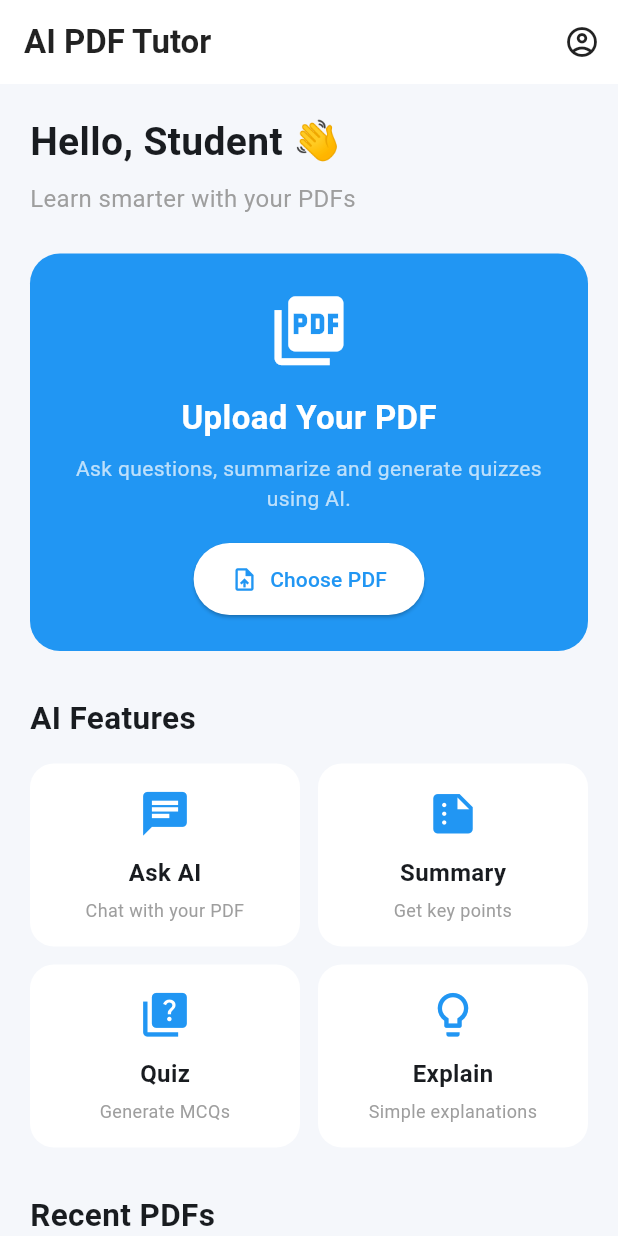
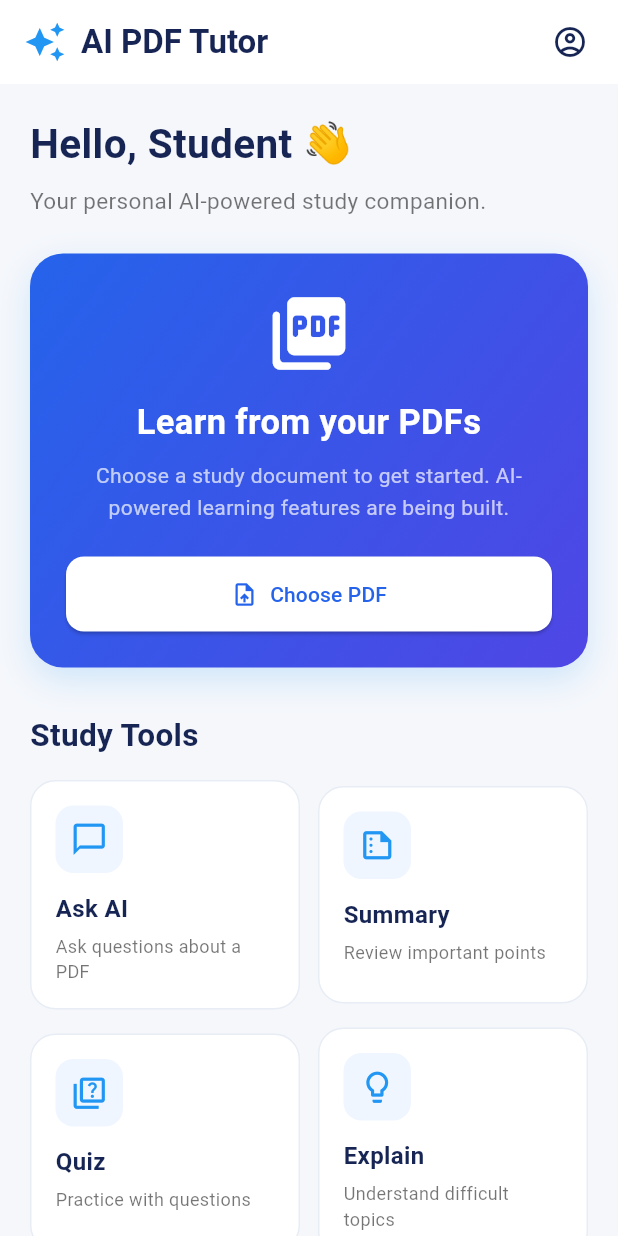
Before and after one commit to kalpanagoudbalagoni-rgb/ai-pdf-tutor, a Flutter app: the screen it shows after launch, after a tap on "Choose PDF", on a phone screen of 412 x 824 dp. Run offline on Flutter 3.47's test engine with Material 3 defaults, Android fonts, the phone set to English and light mode, and no system bars; our stand-ins replace file_picker.

Commit message:
Improve home screen and PDF selection

```diff
--- a/lib/screens/home_screen.dart
+++ b/lib/screens/home_screen.dart
@@ -1,3 +1,4 @@
+
 import 'package:flutter/material.dart';
 import '../services/pdf_service.dart';
 
@@ -12,20 +13,29 @@ class _HomeScreenState extends State<HomeScreen> {
   String? selectedPdf;
 
   Future<void> choosePdf() async {
+    try {
       final pdfName = await PdfService.pickPdf();
 
-    if (pdfName != null) {
+      if (!mounted || pdfName == null) return;
+
       setState(() {
         selectedPdf = pdfName;
       });
 
-      if (mounted) {
       ScaffoldMessenger.of(context).showSnackBar(
         SnackBar(
           content: Text('Selected: $pdfName'),
+          behavior: SnackBarBehavior.floating,
         ),
       );
-      }
+    } catch (error) {
+      if (!mounted) return;
+
+      ScaffoldMessenger.of(context).showSnackBar(
+        const SnackBar(
+          content: Text('Unable to select the PDF. Please try again.'),
+        ),
+      );
     }
   }
 
@@ -36,21 +46,35 @@ class _HomeScreenState extends State<HomeScreen> {
       appBar: AppBar(
         backgroundColor: Colors.white,
         elevation: 0,
-        title: const Text(
+        title: const Row(
+          children: [
+            Icon(Icons.auto_awesome, color: Colors.blue, size: 28),
+            SizedBox(width: 10),
+            Text(
               'AI PDF Tutor',
               style: TextStyle(
-            color: Colors.black87,
+                color: Color(0xFF172554),
                 fontWeight: FontWeight.bold,
               ),
             ),
+          ],
+        ),
         actions: [
           IconButton(
-            onPressed: () {},
+            tooltip: 'Profile',
+            onPressed: () {
+              ScaffoldMessenger.of(context).showSnackBar(
+                const SnackBar(
+                  content: Text('Profile feature coming soon.'),
+                ),
+              );
+            },
             icon: const Icon(
               Icons.account_circle_outlined,
-              color: Colors.black87,
+              color: Color(0xFF172554),
             ),
           ),
+          const SizedBox(width: 8),
         ],
       ),
       body: SingleChildScrollView(
@@ -61,85 +85,106 @@ class _HomeScreenState extends State<HomeScreen> {
             const Text(
               'Hello, Student 👋',
               style: TextStyle(
-                fontSize: 26,
+                fontSize: 27,
                 fontWeight: FontWeight.bold,
+                color: Color(0xFF172554),
               ),
             ),
-
             const SizedBox(height: 8),
-
             const Text(
-              'Learn smarter with your PDFs',
-              style: TextStyle(
-                fontSize: 16,
-                color: Colors.grey,
+              'Your personal AI-powered study companion.',
+              style: TextStyle(fontSize: 15, color: Colors.black54),
             ),
-            ),
-
             const SizedBox(height: 25),
 
             Container(
               width: double.infinity,
               padding: const EdgeInsets.all(24),
               decoration: BoxDecoration(
-                color: Colors.blue,
-                borderRadius: BorderRadius.circular(20),
+                gradient: const LinearGradient(
+                  colors: [Color(0xFF2563EB), Color(0xFF4F46E5)],
+                  begin: Alignment.topLeft,
+                  end: Alignment.bottomRight,
+                ),
+                borderRadius: BorderRadius.circular(22),
+                boxShadow: [
+                  BoxShadow(
+                    color: Colors.blue.withValues(alpha: 0.18),
+                    blurRadius: 18,
+                    offset: const Offset(0, 8),
+                  ),
+                ],
               ),
               child: Column(
                 children: [
                   const Icon(
-                    Icons.picture_as_pdf,
+                    Icons.picture_as_pdf_rounded,
                     color: Colors.white,
-                    size: 55,
+                    size: 58,
                   ),
-
-                  const SizedBox(height: 15),
-
+                  const SizedBox(height: 14),
                   const Text(
-                    'Upload Your PDF',
+                    'Learn from your PDFs',
+                    textAlign: TextAlign.center,
                     style: TextStyle(
                       color: Colors.white,
-                      fontSize: 22,
+                      fontSize: 23,
                       fontWeight: FontWeight.bold,
                     ),
                   ),
-
-                  const SizedBox(height: 8),
-
+                  const SizedBox(height: 9),
                   const Text(
-                    'Ask questions, summarize and generate quizzes using AI.',
+                    'Choose a study document to get started. '
+                    'AI-powered learning features are being built.',
                     textAlign: TextAlign.center,
                     style: TextStyle(
                       color: Colors.white70,
                       fontSize: 14,
+                      height: 1.5,
                     ),
                   ),
-
-                  const SizedBox(height: 20),
-
-                  ElevatedButton.icon(
+                  const SizedBox(height: 22),
+                  SizedBox(
+                    width: double.infinity,
+                    child: ElevatedButton.icon(
                       onPressed: choosePdf,
                       icon: const Icon(Icons.upload_file),
                       label: const Text('Choose PDF'),
                       style: ElevatedButton.styleFrom(
                         backgroundColor: Colors.white,
-                      foregroundColor: Colors.blue,
-                      padding: const EdgeInsets.symmetric(
-                        horizontal: 25,
-                        vertical: 14,
+                        foregroundColor: const Color(0xFF2563EB),
+                        padding: const EdgeInsets.symmetric(vertical: 15),
+                        shape: RoundedRectangleBorder(
+                          borderRadius: BorderRadius.circular(12),
                         ),
                       ),
                     ),
-
+                  ),
                   if (selectedPdf != null) ...[
-                    const SizedBox(height: 15),
-
-                    Text(
-                      'Selected PDF: $selectedPdf',
-                      textAlign: TextAlign.center,
+                    const SizedBox(height: 16),
+                    Container(
+                      padding: const EdgeInsets.all(12),
+                      decoration: BoxDecoration(
+                        color: Colors.white.withValues(alpha: 0.15),
+                        borderRadius: BorderRadius.circular(12),
+                      ),
+                      child: Row(
+                        children: [
+                          const Icon(
+                            Icons.check_circle,
+                            color: Colors.white,
+                          ),
+                          const SizedBox(width: 10),
+                          Expanded(
+                            child: Text(
+                              selectedPdf!,
                               style: const TextStyle(
                                 color: Colors.white,
-                        fontWeight: FontWeight.bold,
+                                fontWeight: FontWeight.w600,
+                              ),
+                            ),
+                          ),
+                        ],
                       ),
                     ),
                   ],
@@ -148,46 +193,43 @@ class _HomeScreenState extends State<HomeScreen> {
             ),
 
             const SizedBox(height: 30),
-
             const Text(
-              'AI Features',
+              'Study Tools',
               style: TextStyle(
                 fontSize: 21,
                 fontWeight: FontWeight.bold,
+                color: Color(0xFF172554),
               ),
             ),
-
             const SizedBox(height: 15),
 
             Row(
               children: [
                 Expanded(
                   child: featureCard(
-                    Icons.chat,
+                    Icons.chat_bubble_outline,
                     'Ask AI',
-                    'Chat with your PDF',
+                    'Ask questions about a PDF',
                   ),
                 ),
                 const SizedBox(width: 12),
                 Expanded(
                   child: featureCard(
-                    Icons.summarize,
+                    Icons.summarize_outlined,
                     'Summary',
-                    'Get key points',
+                    'Review important points',
                   ),
                 ),
               ],
             ),
-
             const SizedBox(height: 12),
-
             Row(
               children: [
                 Expanded(
                   child: featureCard(
-                    Icons.quiz,
+                    Icons.quiz_outlined,
                     'Quiz',
-                    'Generate MCQs',
+                    'Practice with questions',
                   ),
                 ),
                 const SizedBox(width: 12),
@@ -195,38 +237,61 @@ class _HomeScreenState extends State<HomeScreen> {
                   child: featureCard(
                     Icons.lightbulb_outline,
                     'Explain',
-                    'Simple explanations',
+                    'Understand difficult topics',
                   ),
                 ),
               ],
             ),
 
             const SizedBox(height: 30),
-
             const Text(
-              'Recent PDFs',
+              'Get Started',
               style: TextStyle(
                 fontSize: 21,
                 fontWeight: FontWeight.bold,
+                color: Color(0xFF172554),
               ),
             ),
-
-            const SizedBox(height: 15),
-
-            pdfCard(
-              'Data Structures',
-              'PDF • Recently opened',
+            const SizedBox(height: 12),
+            Container(
+              width: double.infinity,
+              padding: const EdgeInsets.all(18),
+              decoration: BoxDecoration(
+                color: Colors.white,
+                borderRadius: BorderRadius.circular(16),
               ),
-
-            pdfCard(
-              'Operating Systems',
-              'PDF • Yesterday',
+              child: const Row(
+                crossAxisAlignment: CrossAxisAlignment.start,
+                children: [
+                  Icon(Icons.menu_book_outlined, color: Colors.blue, size: 30),
+                  SizedBox(width: 14),
+                  Expanded(
+                    child: Column(
+                      crossAxisAlignment: CrossAxisAlignment.start,
+                      children: [
+                        Text(
+                          'Your study space is ready',
+                          style: TextStyle(
+                            fontSize: 16,
+                            fontWeight: FontWeight.bold,
                           ),
-
-            pdfCard(
-              'Computer Networks',
-              'PDF • 2 days ago',
                         ),
+                        SizedBox(height: 6),
+                        Text(
+                          'Select a PDF above. More tools will become '
+                          'available as we build the app.',
+                          style: TextStyle(
+                            color: Colors.black54,
+                            height: 1.4,
+                          ),
+                        ),
+                      ],
+                    ),
+                  ),
+                ],
+              ),
+            ),
+            const SizedBox(height: 20),
           ],
         ),
       ),
@@ -239,97 +304,44 @@ class _HomeScreenState extends State<HomeScreen> {
     String subtitle,
   ) {
     return Container(
+      constraints: const BoxConstraints(minHeight: 145),
       padding: const EdgeInsets.all(16),
       decoration: BoxDecoration(
         color: Colors.white,
-        borderRadius: BorderRadius.circular(16),
+        borderRadius: BorderRadius.circular(17),
+        border: Border.all(color: const Color(0xFFE8EDF5)),
       ),
       child: Column(
+        crossAxisAlignment: CrossAxisAlignment.start,
         children: [
-          Icon(
-            icon,
-            size: 35,
-            color: Colors.blue,
+          Container(
+            padding: const EdgeInsets.all(10),
+            decoration: BoxDecoration(
+              color: const Color(0xFFEFF6FF),
+              borderRadius: BorderRadius.circular(12),
             ),
-
-          const SizedBox(height: 10),
-
+            child: Icon(icon, size: 25, color: Colors.blue),
+          ),
+          const SizedBox(height: 12),
           Text(
             title,
             style: const TextStyle(
               fontWeight: FontWeight.bold,
               fontSize: 16,
+              color: Color(0xFF172554),
             ),
           ),
-
           const SizedBox(height: 5),
-
           Text(
             subtitle,
-            textAlign: TextAlign.center,
             style: const TextStyle(
-              color: Colors.grey,
+              color: Colors.black54,
               fontSize: 12,
+              height: 1.4,
             ),
           ),
         ],
       ),
     );
   }
-
-  Widget pdfCard(
-    String title,
-    String subtitle,
-  ) {
-    return Container(
-      margin: const EdgeInsets.only(bottom: 12),
-      padding: const EdgeInsets.all(16),
-      decoration: BoxDecoration(
-        color: Colors.white,
-        borderRadius: BorderRadius.circular(15),
-      ),
-      child: Row(
-        children: [
-          const Icon(
-            Icons.picture_as_pdf,
-            color: Colors.red,
-            size: 35,
-          ),
-
-          const SizedBox(width: 15),
-
-          Expanded(
-            child: Column(
-              crossAxisAlignment: CrossAxisAlignment.start,
-              children: [
-                Text(
-                  title,
-                  style: const TextStyle(
-                    fontWeight: FontWeight.bold,
-                    fontSize: 16,
-                  ),
-                ),
-
-                const SizedBox(height: 4),
-
-                Text(
-                  subtitle,
-                  style: const TextStyle(
-                    color: Colors.grey,
-                    fontSize: 12,
-                  ),
-                ),
-              ],
-            ),
-          ),
-
-          const Icon(
-            Icons.arrow_forward_ios,
-            size: 16,
-            color: Colors.grey,
-          ),
-        ],
-      ),
-    );
 }
-}
--- a/lib/services/pdf_service.dart
+++ b/lib/services/pdf_service.dart
@@ -1,3 +1,4 @@
+
 import 'package:file_picker/file_picker.dart';
 
 class PdfService {
@@ -7,7 +8,7 @@ class PdfService {
       allowedExtensions: ['pdf'],
     );
 
-    if (result != null && result.isNotEmpty) {
+    if (result.isNotEmpty) {
       return result.first.name;
     }
 
```
Lines whose indentation alone changed are shown as unchanged.
